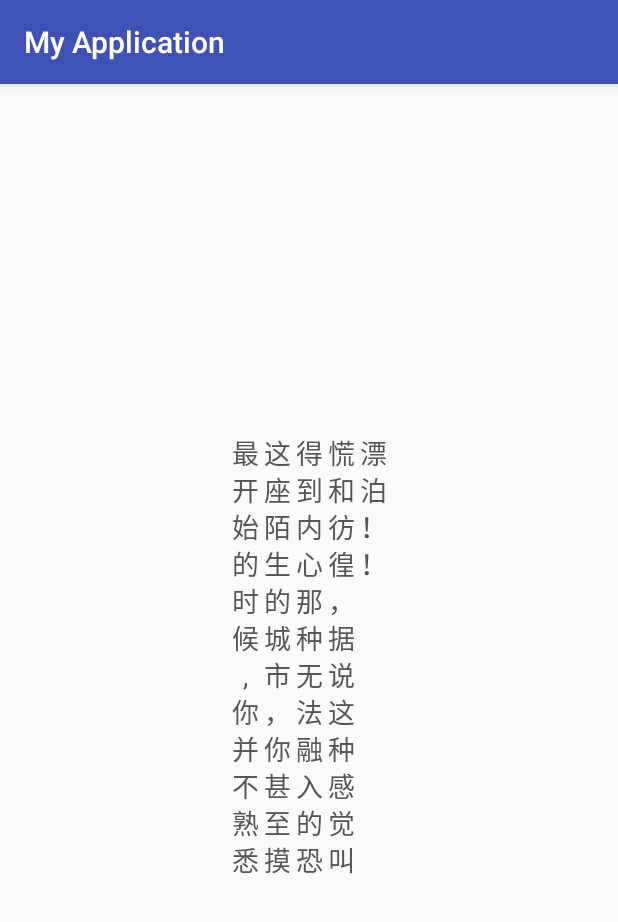
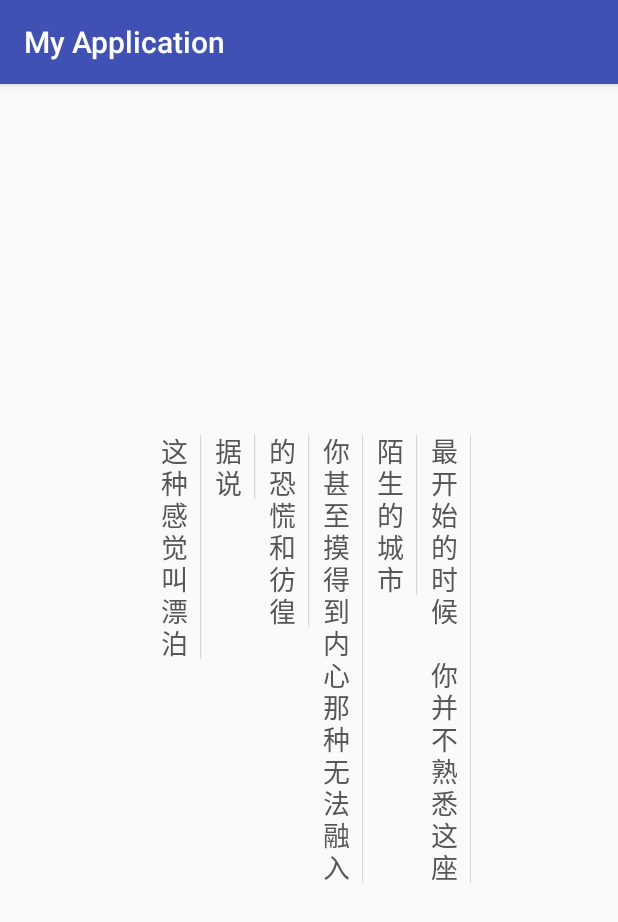
Before and after one commit to tenny1225/VerticalTextView, an Android app: the screen it shows after launch (MainActivity), on a phone screen of 412 x 824 dp. Shown: the top 922 px of the screen. Run offline under Robolectric (Android 15) with nearby library versions, the phone set to English and light mode, and no system bars.

Commit message:
添加文字边线和分隔符功能

```diff
--- a/app/src/main/res/layout/activity_main.xml
+++ b/app/src/main/res/layout/activity_main.xml
@@ -9,8 +9,13 @@
     <com.tenny.mystory.TextViewVertical
         android:layout_width="wrap_content"
         android:layout_height="300dp"
-        app:v_start="left"
-        app:v_text="最开始的时候,你并不熟悉这座陌生的城市，你甚至摸得到内心那种无法融入的恐慌和彷徨，据说这种感觉叫漂泊！！"
+        app:v_cutChars=","
+        app:v_line="right"
+        app:v_lineColor="#5555"
+        app:v_lineWidth="0.5dp"
+        app:v_start="right"
+        app:v_text="最开始的时候 你并不熟悉这座陌生的城市,你甚至摸得到内心那种无法融入的恐慌和彷徨,据说,这种感觉叫漂泊"
         app:v_textColor="#565656"
+        app:v_textHorizontalMargin="18dp"
         app:v_textSize="18dp" />
 </LinearLayout>
--- a/verticaltextviewlibrary/src/main/java/com/tenny/mystory/TextViewVertical.java
+++ b/verticaltextviewlibrary/src/main/java/com/tenny/mystory/TextViewVertical.java
@@ -5,6 +5,8 @@ import android.content.res.TypedArray;
 import android.graphics.Canvas;
 import android.graphics.Color;
 import android.graphics.Paint;
+import android.graphics.Path;
+import android.graphics.Rect;
 import android.graphics.RectF;
 import android.graphics.Typeface;
 import android.support.annotation.IntDef;
@@ -14,21 +16,39 @@ import android.view.View;
 
 import java.lang.annotation.Retention;
 import java.lang.annotation.RetentionPolicy;
+import java.util.Arrays;
 
 public class TextViewVertical extends View {
 
     public static final int START_LEFT = 1;
     public static final int START_RIGHT = 2;
 
+    public static final int NONE = 0;
+    public static final int RIGHT_LINE = 2;
+    public static final int LEFT_LINE = 1;
+
+
     @IntDef({START_LEFT, START_RIGHT})
     @Retention(RetentionPolicy.SOURCE)
     public @interface START_ORIENTATION {
     }
 
+    @IntDef({NONE, RIGHT_LINE, LEFT_LINE})
+    @Retention(RetentionPolicy.SOURCE)
+    public @interface LINE_ORIENTATION {
+    }
+
     private float textSize = 56;
     private int textColor = Color.BLACK;
     private String text = "";
-    private int start = START_LEFT;
+    private int startOrientation = START_LEFT;
+    private int lineOrientation = NONE;
+    private float lineWidth = dip2px(getContext(), 0.5f);
+    private int lineColor = Color.BLACK;
+    private String cutChars;
+    private float textHorizontalMargin = dip2px(getContext(), 4);
+    private float textVerticalMargin = dip2px(getContext(), 3);
+    private float line2TextMargin = -1;
 
     Paint paint;
     int width;
@@ -41,18 +61,33 @@ public class TextViewVertical extends View {
 
     public TextViewVertical(Context context, AttributeSet attrs) {
         super(context, attrs);
+
         TypedArray typedArray = context.obtainStyledAttributes(attrs, R.styleable.TextViewVertical);
         int count = typedArray.getIndexCount();
         for (int i = 0; i < count; i++) {
             int index = typedArray.getIndex(i);
             if (index == R.styleable.TextViewVertical_v_start) {
-                start = typedArray.getInt(index, START_LEFT);
+                startOrientation = typedArray.getInt(index, START_LEFT);
             } else if (index == R.styleable.TextViewVertical_v_text) {
                 text = typedArray.getString(index);
             } else if (index == R.styleable.TextViewVertical_v_textColor) {
                 textColor = typedArray.getColor(index, Color.BLACK);
             } else if (index == R.styleable.TextViewVertical_v_textSize) {
                 textSize = typedArray.getDimension(index, 16);
+            } else if (index == R.styleable.TextViewVertical_v_cutChars) {
+                cutChars = typedArray.getString(index);
+            } else if (index == R.styleable.TextViewVertical_v_textVerticalMargin) {
+                textVerticalMargin = typedArray.getDimension(index, textVerticalMargin);
+            } else if (index == R.styleable.TextViewVertical_v_textHorizontalMargin) {
+                textHorizontalMargin = typedArray.getDimension(index, textHorizontalMargin);
+            } else if (index == R.styleable.TextViewVertical_v_line) {
+                lineOrientation = typedArray.getInt(index, NONE);
+            } else if (index == R.styleable.TextViewVertical_v_lineWidth) {
+                lineWidth = typedArray.getDimension(index, lineWidth);
+            } else if (index == R.styleable.TextViewVertical_v_lineColor) {
+                lineColor = typedArray.getColor(index, Color.BLACK);
+            } else if (index == R.styleable.TextViewVertical_v_line2TextMargin) {
+                line2TextMargin = textHorizontalMargin / 2 + lineWidth / 2 - typedArray.getDimension(index, 0);
             }
         }
         init();
@@ -84,8 +119,49 @@ public class TextViewVertical extends View {
         setMeasuredDimension(width, height);
     }
 
+    public void setLine2TextMargin(float line2TextMargin) {
+
+        this.line2TextMargin = textHorizontalMargin / 2 + lineWidth / 2 - line2TextMargin;
+        invalidate();
+    }
+
+    public void setStartOrientation(@LINE_ORIENTATION int startOrientation) {
+        this.startOrientation = startOrientation;
+        invalidate();
+    }
+
+    public void setLineWidth(float lineWidth) {
+        this.lineWidth = lineWidth;
+        invalidate();
+    }
+
+    public void setLineColor(int lineColor) {
+        this.lineColor = lineColor;
+        invalidate();
+    }
+
     public void setTypeface(Typeface typeface) {
         paint.setTypeface(typeface);
+        invalidate();
+    }
+
+    public void setTextHorizontalMargin(float textHorizontalMargin) {
+        this.textHorizontalMargin = textHorizontalMargin;
+        invalidate();
+    }
+
+    public void setTextVerticalMargin(float textVerticalMargin) {
+        this.textVerticalMargin = textVerticalMargin;
+        invalidate();
+    }
+
+    public void setLineOrientation(@LINE_ORIENTATION int lineOrientation) {
+        this.lineOrientation = lineOrientation;
+        invalidate();
+    }
+
+    public void setCutChars(String cutChars) {
+        this.cutChars = cutChars;
         invalidate();
     }
 
@@ -122,10 +198,10 @@ public class TextViewVertical extends View {
     /**
      * 设置文字起始方向
      *
-     * @param start
+     * @param startOrientation
      */
-    public void setStart(@START_ORIENTATION int start) {
-        this.start = start;
+    public void setStart(@START_ORIENTATION int startOrientation) {
+        this.startOrientation = startOrientation;
         invalidate();
     }
 
@@ -176,27 +252,44 @@ public class TextViewVertical extends View {
 
     private int getColNum() {
 
+        int oneRowWordCount = getColWordCount();
+        int colNum = 0;
+        if (cutChars != null) {
+            String[] textArray = text.split(cutChars);
+            for (int i = 0; i < textArray.length; i++) {
+                if (textArray[i].length() > oneRowWordCount) {
+                    colNum += textArray[i].length() / oneRowWordCount;
+                    if (textArray[i].length() % oneRowWordCount > 0) {
+                        colNum++;
+                    }
+                } else {
+                    colNum++;
+                }
+            }
+        } else {
+            colNum = text.length() / oneRowWordCount;
+            if (text.length() % oneRowWordCount > 0) {
+                colNum++;
+            }
+        }
 
-        int oneRowWordCount = getColWordCount();
 
-        int colNum = text.length() / oneRowWordCount;
-        if (text.length() % oneRowWordCount > 0) {
-            colNum++;
-        }
         return colNum;
     }
 
     private float getOneWordWidth() {
-        return paint.measureText("我") + dip2px(getContext(), 3);
+        return paint.measureText(getResources().getString(R.string.word)) + textHorizontalMargin;
     }
 
     private float getOneWordHeight() {
-        Paint.FontMetricsInt metricsInt = paint.getFontMetricsInt();
-        return (metricsInt.bottom - metricsInt.top);
+       /* Paint.FontMetricsInt metricsInt = paint.getFontMetricsInt();
+        return (metricsInt.bottom - metricsInt.top);*/
+        Rect rect = new Rect();
+        paint.getTextBounds(getResources().getString(R.string.word), 0, 1, rect);
+        return rect.height() + textVerticalMargin;
     }
 
     private int getColWordCount() {
-
         int oneLineWordCount = (int) (height / getOneWordHeight());
         return oneLineWordCount;
     }
@@ -206,31 +299,84 @@ public class TextViewVertical extends View {
         return (int) (dpValue * scale + 0.5f);
     }
 
+
     @Override
     protected void onDraw(Canvas canvas) {
         super.onDraw(canvas);
         int oneLineWordCount = getColWordCount();
-        int currentCol = 0;
+
         float w = getOneWordWidth();
         float h = getOneWordHeight();
 
         int colNum = getColNum();
-        for (int i = 0; i < text.length(); i++) {
-            int j = i % oneLineWordCount;
-            if (colNum == 1) {
-                j = i;
+
+        String[] cutCharArray = cutChars == null ? null : cutChars.split("|");
+        if (cutCharArray != null) {
+            String[] textArray = text.split(cutChars);
+            int stepCol = 0;
+            for (int n = 0; n < textArray.length; n++) {
+                String text = textArray[n];
+                int currentCol = 0;
+                for (int i = 0; i < text.length(); i++) {
+                    String str = String.valueOf(text.charAt(i));
+                    int currentRow = i % oneLineWordCount;
+                    if (colNum == 1) {
+                        currentRow = i;
+                    }
+                    if (colNum > 1) {
+                        currentCol = stepCol + (i / oneLineWordCount);
+                    }
+                    drawText(w, h, currentCol, currentRow, str, canvas);
+                    if (i + 1 == text.length()) {
+                        stepCol = currentCol + 1;
+                    }
+                }
             }
-            RectF rectF;
-            if (start == START_LEFT) {
-                rectF = new RectF(currentCol * w, j * h, currentCol * w + w, j * h + h);
-            } else {
-                rectF = new RectF((width - (currentCol + 1) * w), j * h, (width - (currentCol + 1) * w) + w, j * h + h);
+        } else {
+            int currentCol = 0;
+            for (int i = 0; i < text.length(); i++) {
+                String str = String.valueOf(text.charAt(i));
+                int currentRow = i % oneLineWordCount;
+                if (colNum == 1) {
+                    currentRow = i;
+                }
+                if (colNum > 1) {
+                    currentCol = (i) / oneLineWordCount;
+                }
+                drawText(w, h, currentCol, currentRow, str, canvas);
+
             }
-            float baseline = getTextBaseLine(rectF);
-            canvas.drawText(String.valueOf(text.charAt(i)), rectF.centerX(), baseline, paint);
-            if (colNum > 1) {
-                currentCol = (i + 1) / oneLineWordCount;
-            }
+        }
+
+    }
+
+    private void drawText(float w, float h, int currentCol, int currentRow, String str, Canvas canvas) {
+        RectF rectF;
+        if (startOrientation == START_LEFT) {
+            rectF = new RectF(currentCol * w, currentRow * h, currentCol * w + w, currentRow * h + h);
+        } else {
+            rectF = new RectF((width - (currentCol + 1) * w), currentRow * h, (width - (currentCol + 1) * w) + w, currentRow * h + h);
+        }
+        float baseline = getTextBaseLine(rectF);
+        paint.setColor(textColor);
+        paint.setStyle(Paint.Style.FILL);
+        canvas.drawText(str, rectF.centerX(), baseline, paint);
+        paint.setColor(lineColor);
+        paint.setStyle(Paint.Style.STROKE);
+        paint.setStrokeWidth(lineWidth);
+        if (line2TextMargin == -1) {
+            line2TextMargin = lineWidth * 1f / 2;
+        }
+        if (lineOrientation == RIGHT_LINE) {
+            Path path = new Path();
+            path.moveTo(rectF.right - line2TextMargin, rectF.top);
+            path.lineTo(rectF.right - line2TextMargin, rectF.bottom);
+            canvas.drawPath(path, paint);
+        } else if (lineOrientation == LEFT_LINE) {
+            Path path = new Path();
+            path.moveTo(rectF.left + line2TextMargin, rectF.top);
+            path.lineTo(rectF.left + line2TextMargin, rectF.bottom);
+            canvas.drawPath(path, paint);
         }
     }
 }
--- a/verticaltextviewlibrary/src/main/res/values/strings.xml
+++ b/verticaltextviewlibrary/src/main/res/values/strings.xml
@@ -1,3 +1,4 @@
 <resources>
     <string name="app_name">VerticalTextViewlibrary</string>
+    <string name="word">我</string>
 </resources>
```
Also changed, not shown: verticaltextviewlibrary/src/main/res/values/attrs.xml (+11 -0 lines), 2 other files.
